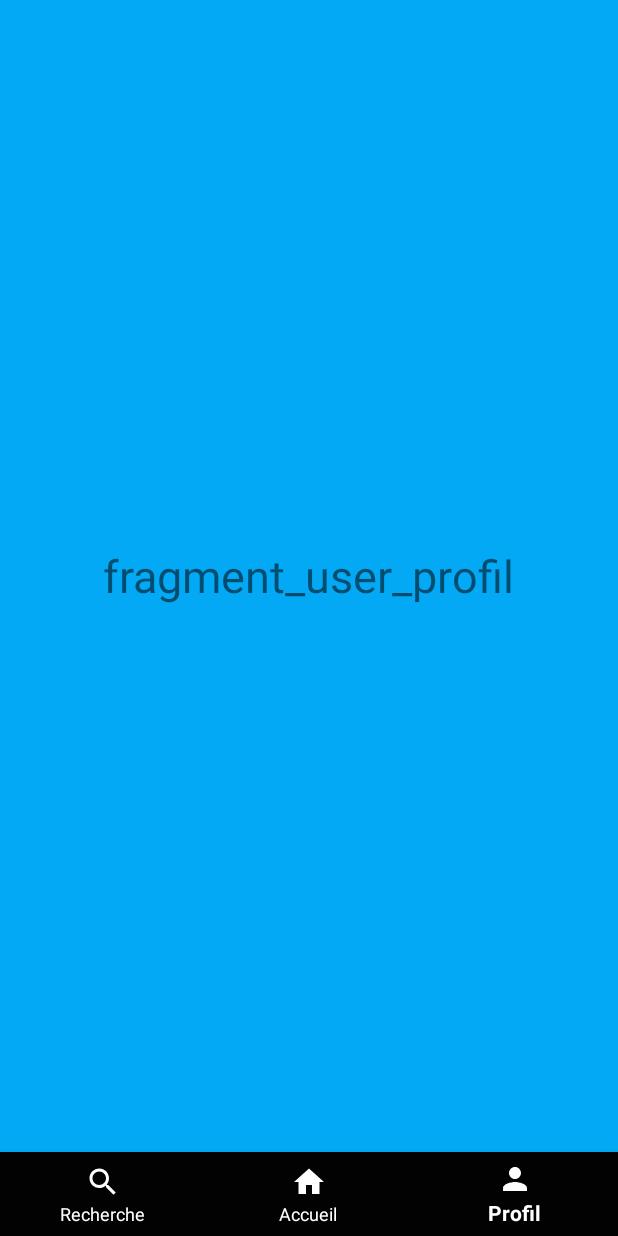
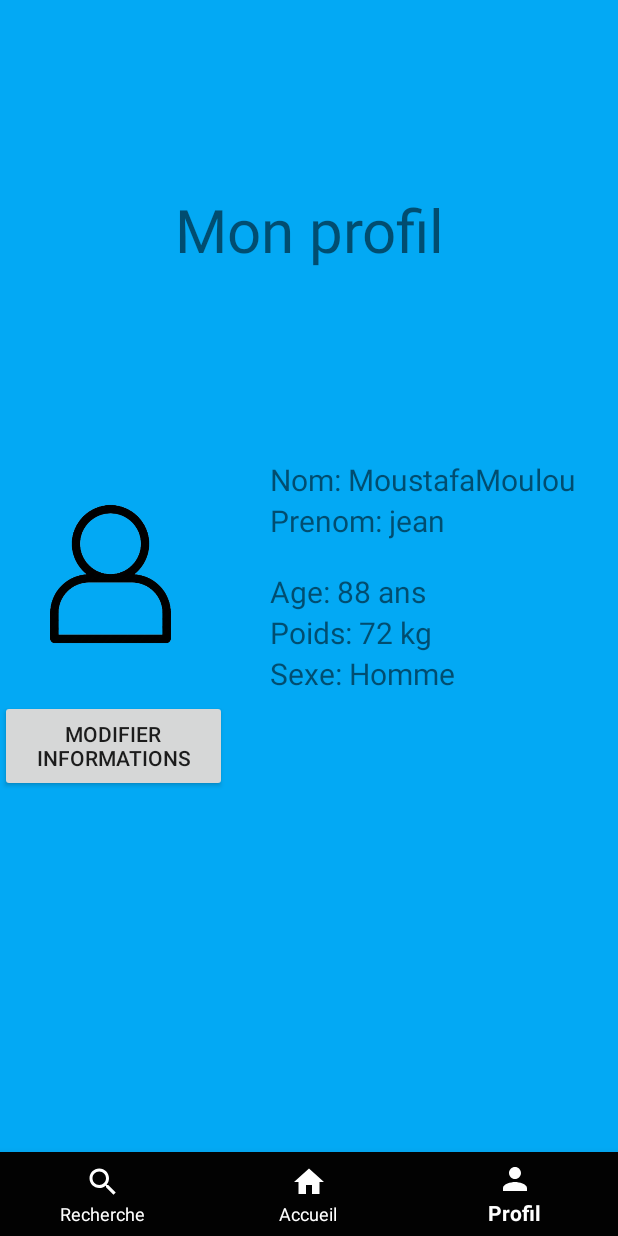
Before and after one commit to axel-bonnefous12/appDietetique, an Android app: the screen it shows after launch (MainActivity), item 3 of the bottom bar chosen, on a phone screen of 412 x 824 dp. Run offline under Robolectric (Android 15) with nearby library versions, the phone set to English and light mode, and no system bars.

Commit message:
page user

```diff
--- a/appDietetique/app/src/main/res/layout/fragment_user_profil.xml
+++ b/appDietetique/app/src/main/res/layout/fragment_user_profil.xml
@@ -1,13 +1,153 @@
 <?xml version="1.0" encoding="utf-8"?>
-<RelativeLayout xmlns:android="http://schemas.android.com/apk/res/android"
+<androidx.constraintlayout.widget.ConstraintLayout xmlns:android="http://schemas.android.com/apk/res/android"
+    xmlns:app="http://schemas.android.com/apk/res-auto"
+    xmlns:tools="http://schemas.android.com/tools"
     android:layout_width="match_parent"
     android:layout_height="match_parent"
     android:background="#03A9F4">
 
     <TextView
+        android:layout_width="match_parent"
+        android:layout_height="wrap_content"
+        android:gravity="center"
+        android:text="Mon profil"
+        android:textSize="40dp"
+        app:layout_constraintBottom_toTopOf="@+id/layout_data_user"
+        app:layout_constraintTop_toTopOf="parent" />
+
+    <ImageView
+        android:id="@+id/icon_user"
+        android:layout_width="147dp"
+        android:layout_height="144dp"
+        android:src="@drawable/user_image"
+        app:layout_constraintBottom_toBottomOf="parent"
+        app:layout_constraintStart_toStartOf="parent"
+        app:layout_constraintTop_toTopOf="parent"
+        app:layout_constraintVertical_bias="0.498"
+        tools:ignore="MissingConstraints" />
+
+    <RelativeLayout
+        android:id="@+id/layout_data_user"
         android:layout_width="wrap_content"
         android:layout_height="wrap_content"
-        android:layout_centerInParent="true"
-        android:text="@string/fragment_user_profil"
-        android:textSize="30sp" />
-</RelativeLayout>
+        android:layout_marginEnd="28dp"
+        android:layout_marginRight="28dp"
+        app:layout_constraintBottom_toBottomOf="parent"
+        app:layout_constraintEnd_toEndOf="parent"
+        app:layout_constraintTop_toTopOf="parent"
+        tools:ignore="MissingConstraints">
+
+
+        <TextView
+            android:id="@+id/nom"
+            android:layout_width="wrap_content"
+            android:layout_height="wrap_content"
+            android:text="Nom: "
+            android:textSize="20dp" />
+
+        <TextView
+            android:id="@+id/champNom"
+            android:layout_width="wrap_content"
+            android:layout_height="wrap_content"
+            android:layout_toRightOf="@id/nom"
+            android:text="MoustafaMoulou"
+            android:textSize="20sp" />
+
+        <TextView
+            android:id="@+id/prenom"
+            android:layout_width="wrap_content"
+            android:layout_height="wrap_content"
+            android:layout_below="@id/nom"
+            android:text="Prenom: "
+            android:textSize="20dp" />
+
+        <TextView
+            android:id="@+id/champPrenom"
+            android:layout_width="wrap_content"
+            android:layout_height="wrap_content"
+            android:layout_below="@id/champNom"
+            android:layout_toRightOf="@id/prenom"
+            android:text="jean"
+            android:textSize="20sp" />
+
+        <TextView
+            android:id="@+id/age"
+            android:layout_width="wrap_content"
+            android:layout_height="wrap_content"
+            android:layout_below="@id/prenom"
+            android:layout_marginTop="20dp"
+            android:text="Age: "
+            android:textSize="20dp" />
+
+        <TextView
+            android:id="@+id/champAge"
+            android:layout_width="wrap_content"
+            android:layout_height="wrap_content"
+            android:layout_below="@id/champPrenom"
+            android:layout_marginTop="20dp"
+            android:layout_toRightOf="@id/age"
+            android:text="88"
+            android:textSize="20sp" />
+
+        <TextView
+            android:layout_width="wrap_content"
+            android:layout_height="wrap_content"
+            android:layout_below="@id/champPrenom"
+            android:layout_marginTop="20dp"
+            android:layout_toRightOf="@id/champAge"
+            android:text=" ans"
+            android:textSize="20sp" />
+
+        <TextView
+            android:id="@+id/poids"
+            android:layout_width="wrap_content"
+            android:layout_height="wrap_content"
+            android:layout_below="@id/age"
+            android:text="Poids: "
+            android:textSize="20sp" />
+
+        <TextView
+            android:id="@+id/champPoids"
+            android:layout_width="wrap_content"
+            android:layout_height="wrap_content"
+            android:layout_below="@id/champAge"
+            android:layout_toRightOf="@id/poids"
+            android:text="72"
+            android:textSize="20sp" />
+
+        <TextView
+            android:layout_width="wrap_content"
+            android:layout_height="wrap_content"
+            android:layout_below="@id/champAge"
+            android:layout_toRightOf="@id/champPoids"
+            android:text=" kg"
+            android:textSize="20sp" />
+
+        <TextView
+            android:id="@+id/sexe"
+            android:layout_width="wrap_content"
+            android:layout_height="wrap_content"
+            android:layout_below="@id/poids"
+            android:text="Sexe: "
+            android:textSize="20sp" />
+
+        <TextView
+            android:id="@+id/champSexe"
+            android:layout_width="wrap_content"
+            android:layout_height="wrap_content"
+            android:layout_below="@id/poids"
+            android:layout_toRightOf="@id/sexe"
+            android:text="Homme"
+            android:textSize="20sp" />
+    </RelativeLayout>
+
+    <Button
+        android:layout_width="151dp"
+        android:layout_height="61dp"
+        android:layout_marginTop="4dp"
+        android:text="modifier informations"
+        app:layout_constraintTop_toBottomOf="@+id/layout_data_user"
+        tools:layout_editor_absoluteX="0dp" />
+
+
+</androidx.constraintlayout.widget.ConstraintLayout>
```
Also changed, not shown: appDietetique/app/src/main/res/drawable/user_image.png (added).
